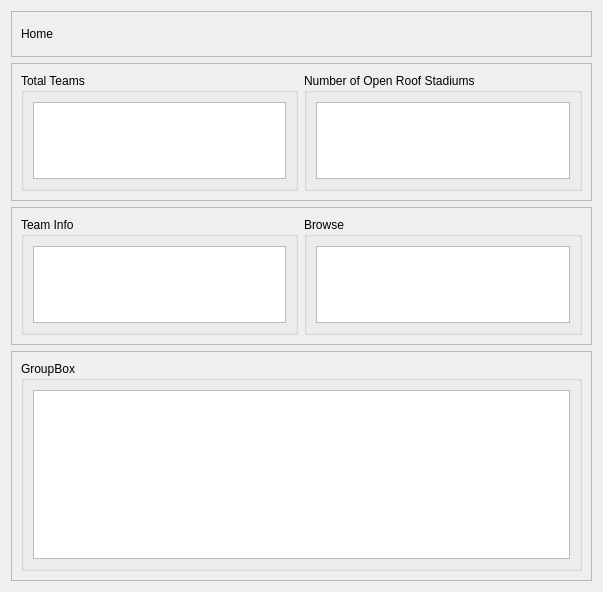
First picture: the form in src/homepage/homepage.ui, repository ZacharyOllivierre/Project-2, before the edit.
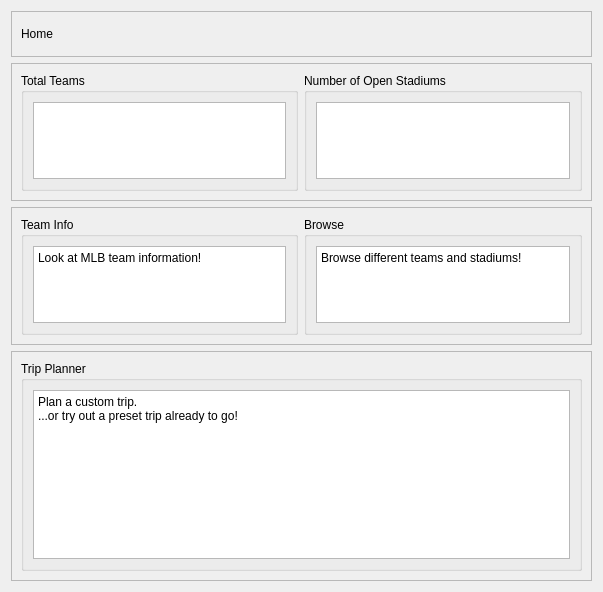
Second picture: the form after the edit.

Commit message: Filled out Homepage

The edit to the form file:
```diff
--- a/src/homepage/homepage.ui
+++ b/src/homepage/homepage.ui
@@ -57,7 +57,7 @@
       <item>
        <widget class="QGroupBox" name="openStadiumBox">
         <property name="title">
-         <string>Number of Open Roof Stadiums</string>
+         <string>Number of Open Stadiums</string>
         </property>
         <layout class="QVBoxLayout" name="verticalLayout_6">
          <item>
@@ -85,7 +85,21 @@
         </property>
         <layout class="QVBoxLayout" name="verticalLayout_4">
          <item>
-          <widget class="QTextEdit" name="teamInfoText"/>
+          <widget class="QTextEdit" name="teamInfoText">
+           <property name="readOnly">
+            <bool>true</bool>
+           </property>
+           <property name="html">
+            <string>&lt;!DOCTYPE HTML PUBLIC &quot;-//W3C//DTD HTML 4.0//EN&quot; &quot;http://www.w3.org/TR/REC-html40/strict.dtd&quot;&gt;
+&lt;html&gt;&lt;head&gt;&lt;meta name=&quot;qrichtext&quot; content=&quot;1&quot; /&gt;&lt;meta charset=&quot;utf-8&quot; /&gt;&lt;style type=&quot;text/css&quot;&gt;
+p, li { white-space: pre-wrap; }
+hr { height: 1px; border-width: 0; }
+li.unchecked::marker { content: &quot;\2610&quot;; }
+li.checked::marker { content: &quot;\2612&quot;; }
+&lt;/style&gt;&lt;/head&gt;&lt;body style=&quot; font-family:'Segoe UI'; font-size:9pt; font-weight:400; font-style:normal;&quot;&gt;
+&lt;p style=&quot; margin-top:0px; margin-bottom:0px; margin-left:0px; margin-right:0px; -qt-block-indent:0; text-indent:0px;&quot;&gt;Look at MLB team information!&lt;/p&gt;&lt;/body&gt;&lt;/html&gt;</string>
+           </property>
+          </widget>
          </item>
         </layout>
        </widget>
@@ -97,7 +111,21 @@
         </property>
         <layout class="QVBoxLayout" name="verticalLayout_5">
          <item>
-          <widget class="QTextEdit" name="browseText"/>
+          <widget class="QTextEdit" name="browseText">
+           <property name="readOnly">
+            <bool>true</bool>
+           </property>
+           <property name="html">
+            <string>&lt;!DOCTYPE HTML PUBLIC &quot;-//W3C//DTD HTML 4.0//EN&quot; &quot;http://www.w3.org/TR/REC-html40/strict.dtd&quot;&gt;
+&lt;html&gt;&lt;head&gt;&lt;meta name=&quot;qrichtext&quot; content=&quot;1&quot; /&gt;&lt;meta charset=&quot;utf-8&quot; /&gt;&lt;style type=&quot;text/css&quot;&gt;
+p, li { white-space: pre-wrap; }
+hr { height: 1px; border-width: 0; }
+li.unchecked::marker { content: &quot;\2610&quot;; }
+li.checked::marker { content: &quot;\2612&quot;; }
+&lt;/style&gt;&lt;/head&gt;&lt;body style=&quot; font-family:'Segoe UI'; font-size:9pt; font-weight:400; font-style:normal;&quot;&gt;
+&lt;p style=&quot; margin-top:0px; margin-bottom:0px; margin-left:0px; margin-right:0px; -qt-block-indent:0; text-indent:0px;&quot;&gt;Browse different teams and stadiums!&lt;/p&gt;&lt;/body&gt;&lt;/html&gt;</string>
+           </property>
+          </widget>
          </item>
         </layout>
        </widget>
@@ -117,11 +145,26 @@
       <item>
        <widget class="QGroupBox" name="tripPlannerBox">
         <property name="title">
-         <string>GroupBox</string>
+         <string>Trip Planner</string>
         </property>
         <layout class="QVBoxLayout" name="verticalLayout_3">
          <item>
-          <widget class="QTextEdit" name="tripPlannerText"/>
+          <widget class="QTextEdit" name="tripPlannerText">
+           <property name="readOnly">
+            <bool>true</bool>
+           </property>
+           <property name="html">
+            <string>&lt;!DOCTYPE HTML PUBLIC &quot;-//W3C//DTD HTML 4.0//EN&quot; &quot;http://www.w3.org/TR/REC-html40/strict.dtd&quot;&gt;
+&lt;html&gt;&lt;head&gt;&lt;meta name=&quot;qrichtext&quot; content=&quot;1&quot; /&gt;&lt;meta charset=&quot;utf-8&quot; /&gt;&lt;style type=&quot;text/css&quot;&gt;
+p, li { white-space: pre-wrap; }
+hr { height: 1px; border-width: 0; }
+li.unchecked::marker { content: &quot;\2610&quot;; }
+li.checked::marker { content: &quot;\2612&quot;; }
+&lt;/style&gt;&lt;/head&gt;&lt;body style=&quot; font-family:'Segoe UI'; font-size:9pt; font-weight:400; font-style:normal;&quot;&gt;
+&lt;p style=&quot; margin-top:0px; margin-bottom:0px; margin-left:0px; margin-right:0px; -qt-block-indent:0; text-indent:0px;&quot;&gt;Plan a custom trip.&lt;/p&gt;
+&lt;p style=&quot; margin-top:0px; margin-bottom:0px; margin-left:0px; margin-right:0px; -qt-block-indent:0; text-indent:0px;&quot;&gt;...or try out a preset trip already to go!&lt;/p&gt;&lt;/body&gt;&lt;/html&gt;</string>
+           </property>
+          </widget>
          </item>
         </layout>
        </widget>
```
Left out of the diff: 15 changed lines with no effect on the pictures. The commit also changes 4 other files.
